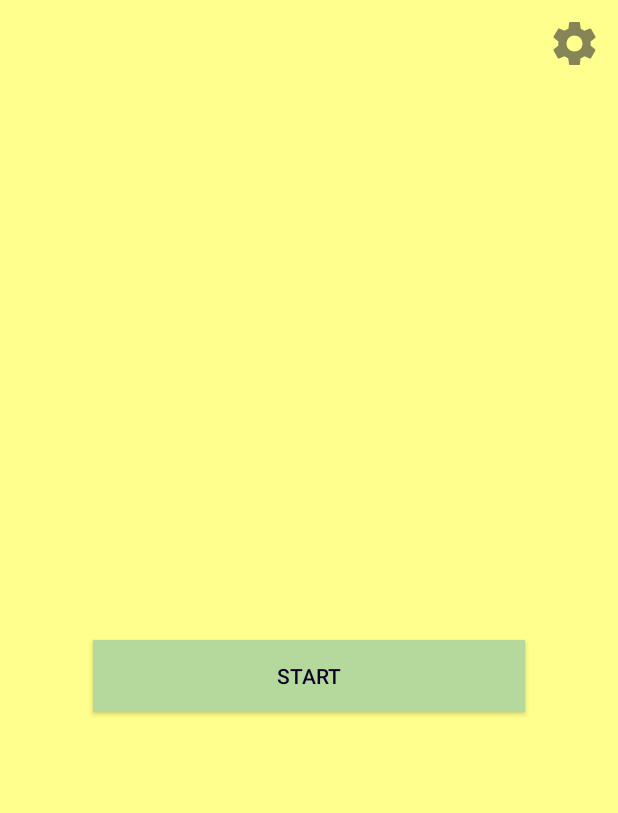
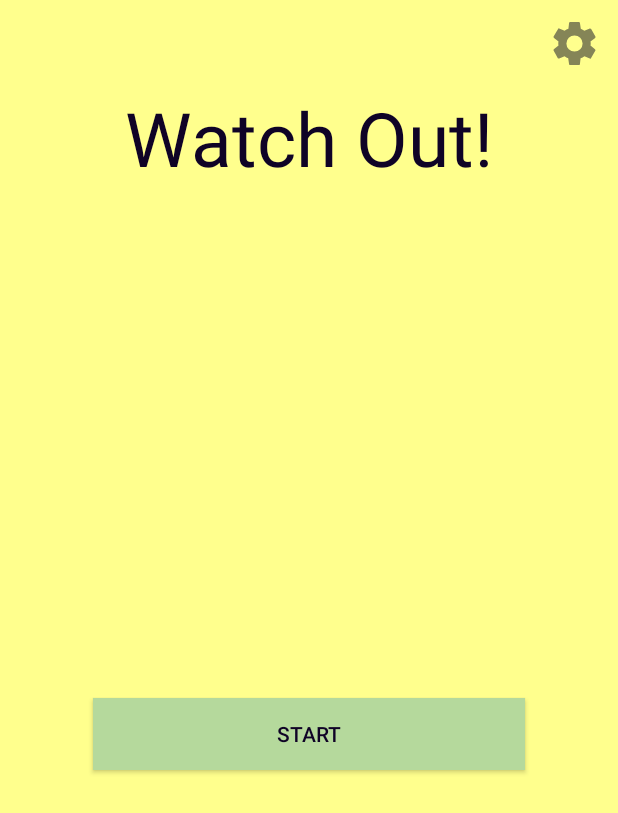
Before and after one commit to Dhillon-Prabh/WatchOut, an Android app: the screen it shows after launch (MainActivity), on a phone screen of 412 x 824 dp. Shown: the top 813 px of the screen. Run offline under Robolectric (Android 15) with nearby library versions, the phone set to English and light mode, and no system bars.

Commit message:
fixed title

```diff
--- a/app/src/main/res/layout/activity_main.xml
+++ b/app/src/main/res/layout/activity_main.xml
@@ -20,10 +20,14 @@
         android:onClick="clickSettings"/>
 
     <TextView
-        android:id="@+id/test2"
+        android:id="@+id/title"
         android:layout_width="wrap_content"
         android:layout_height="wrap_content"
-        android:layout_gravity="center"/>
+        android:layout_gravity="center"
+        android:text="@string/app_title"
+        android:textColor="#0F0326"
+        android:textSize="50sp"
+        android:layout_marginBottom="30dp"/>
 
     <LinearLayout
         android:layout_width="match_parent"
```
